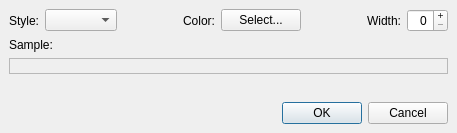
Above: profit/widgets/ui_peneditdialog.ui from hpsilva/profitpy before the change. Below: the same form after it.
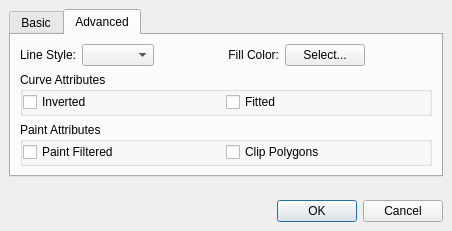
That is the form after the change. The open tabs and pages were chosen to show the change. Icons and pictures are not drawn.

Commit message: More updates to plot widget and pen dialog.

Diff of the .ui file:
```diff
--- a/profit/widgets/ui_peneditdialog.ui
+++ b/profit/widgets/ui_peneditdialog.ui
@@ -5,8 +5,8 @@
    <rect>
     <x>0</x>
     <y>0</y>
-    <width>457</width>
-    <height>133</height>
+    <width>452</width>
+    <height>231</height>
    </rect>
   </property>
   <property name="windowTitle" >
@@ -20,6 +20,25 @@
     <number>6</number>
    </property>
    <item>
+    <widget class="QTabWidget" name="tabs" >
+     <property name="currentIndex" >
+      <number>0</number>
+     </property>
+     <widget class="QWidget" name="basicTab" >
+      <attribute name="title" >
+       <string>Basic</string>
+      </attribute>
+      <attribute name="icon" >
+       <iconset resource="profit.qrc" >:/images/icons/colorize.png</iconset>
+      </attribute>
+      <layout class="QVBoxLayout" >
+       <property name="margin" >
+        <number>9</number>
+       </property>
+       <property name="spacing" >
+        <number>6</number>
+       </property>
+       <item>
     <layout class="QHBoxLayout" >
      <property name="margin" >
       <number>0</number>
@@ -28,9 +47,9 @@
       <number>6</number>
      </property>
      <item>
-      <widget class="QLabel" name="label" >
+          <widget class="QLabel" name="" >
        <property name="text" >
-        <string>Style:</string>
+            <string>Pen Style:</string>
        </property>
        <property name="alignment" >
         <set>Qt::AlignRight|Qt::AlignTrailing|Qt::AlignVCenter</set>
@@ -38,7 +57,7 @@
       </widget>
      </item>
      <item>
-      <widget class="QComboBox" name="styleCombo" />
+          <widget class="QComboBox" name="penStyle" />
      </item>
      <item>
       <spacer>
@@ -47,16 +66,16 @@
        </property>
        <property name="sizeHint" >
         <size>
-         <width>40</width>
+             <width>31</width>
          <height>20</height>
         </size>
        </property>
       </spacer>
      </item>
      <item>
-      <widget class="QLabel" name="label" >
+          <widget class="QLabel" name="" >
        <property name="text" >
-        <string>Color:</string>
+            <string>Pen Color:</string>
        </property>
        <property name="alignment" >
         <set>Qt::AlignRight|Qt::AlignTrailing|Qt::AlignVCenter</set>
@@ -64,7 +83,7 @@
       </widget>
      </item>
      <item>
-      <widget class="QPushButton" name="colorButton" >
+          <widget class="QPushButton" name="penColor" >
        <property name="text" >
         <string>Select...</string>
        </property>
@@ -77,16 +96,16 @@
        </property>
        <property name="sizeHint" >
         <size>
-         <width>40</width>
+             <width>21</width>
          <height>20</height>
         </size>
        </property>
       </spacer>
      </item>
      <item>
-      <widget class="QLabel" name="label" >
+          <widget class="QLabel" name="" >
        <property name="text" >
-        <string>Width:</string>
+            <string>Pen Width:</string>
        </property>
        <property name="alignment" >
         <set>Qt::AlignRight|Qt::AlignTrailing|Qt::AlignVCenter</set>
@@ -94,7 +113,7 @@
       </widget>
      </item>
      <item>
-      <widget class="QSpinBox" name="widthSpin" >
+          <widget class="QSpinBox" name="penWidth" >
        <property name="alignment" >
         <set>Qt::AlignRight</set>
        </property>
@@ -117,7 +136,7 @@
       <number>6</number>
      </property>
      <item>
-      <widget class="QLabel" name="label" >
+          <widget class="QLabel" name="" >
        <property name="sizePolicy" >
         <sizepolicy>
          <hsizetype>5</hsizetype>
@@ -132,15 +151,7 @@
       </widget>
      </item>
      <item>
-      <widget class="QLabel" name="sampleDisplay" >
-       <property name="sizePolicy" >
-        <sizepolicy>
-         <hsizetype>5</hsizetype>
-         <vsizetype>7</vsizetype>
-         <horstretch>0</horstretch>
-         <verstretch>0</verstretch>
-        </sizepolicy>
-       </property>
+          <widget class="QLabel" name="penSample" >
        <property name="frameShape" >
         <enum>QFrame::StyledPanel</enum>
        </property>
@@ -154,6 +165,164 @@
      </item>
     </layout>
    </item>
+      </layout>
+     </widget>
+     <widget class="QWidget" name="advanced" >
+      <attribute name="title" >
+       <string>Advanced</string>
+      </attribute>
+      <attribute name="icon" >
+       <iconset resource="profit.qrc" >:/images/icons/kchart.png</iconset>
+      </attribute>
+      <layout class="QVBoxLayout" >
+       <property name="margin" >
+        <number>9</number>
+       </property>
+       <property name="spacing" >
+        <number>6</number>
+       </property>
+       <item>
+        <layout class="QHBoxLayout" >
+         <property name="margin" >
+          <number>0</number>
+         </property>
+         <property name="spacing" >
+          <number>6</number>
+         </property>
+         <item>
+          <widget class="QLabel" name="" >
+           <property name="text" >
+            <string>Line Style:</string>
+           </property>
+           <property name="alignment" >
+            <set>Qt::AlignRight|Qt::AlignTrailing|Qt::AlignVCenter</set>
+           </property>
+          </widget>
+         </item>
+         <item>
+          <widget class="QComboBox" name="lineStyle" />
+         </item>
+         <item>
+          <spacer>
+           <property name="orientation" >
+            <enum>Qt::Horizontal</enum>
+           </property>
+           <property name="sizeHint" >
+            <size>
+             <width>31</width>
+             <height>20</height>
+            </size>
+           </property>
+          </spacer>
+         </item>
+         <item>
+          <widget class="QLabel" name="" >
+           <property name="text" >
+            <string>Fill Color:</string>
+           </property>
+           <property name="alignment" >
+            <set>Qt::AlignRight|Qt::AlignTrailing|Qt::AlignVCenter</set>
+           </property>
+          </widget>
+         </item>
+         <item>
+          <widget class="QPushButton" name="fillColor" >
+           <property name="text" >
+            <string>Select...</string>
+           </property>
+          </widget>
+         </item>
+         <item>
+          <spacer>
+           <property name="orientation" >
+            <enum>Qt::Horizontal</enum>
+           </property>
+           <property name="sizeHint" >
+            <size>
+             <width>31</width>
+             <height>20</height>
+            </size>
+           </property>
+          </spacer>
+         </item>
+        </layout>
+       </item>
+       <item>
+        <widget class="QGroupBox" name="" >
+         <property name="sizePolicy" >
+          <sizepolicy>
+           <hsizetype>7</hsizetype>
+           <vsizetype>5</vsizetype>
+           <horstretch>0</horstretch>
+           <verstretch>0</verstretch>
+          </sizepolicy>
+         </property>
+         <property name="title" >
+          <string>Curve Attributes</string>
+         </property>
+         <property name="flat" >
+          <bool>true</bool>
+         </property>
+         <layout class="QHBoxLayout" >
+          <property name="margin" >
+           <number>0</number>
+          </property>
+          <property name="spacing" >
+           <number>0</number>
+          </property>
+          <item>
+           <widget class="QCheckBox" name="curveAttributeInverted" >
+            <property name="text" >
+             <string>Inverted</string>
+            </property>
+           </widget>
+          </item>
+          <item>
+           <widget class="QCheckBox" name="curveAttributeFitted" >
+            <property name="text" >
+             <string>Fitted</string>
+            </property>
+           </widget>
+          </item>
+         </layout>
+        </widget>
+       </item>
+       <item>
+        <widget class="QGroupBox" name="" >
+         <property name="title" >
+          <string>Paint Attributes</string>
+         </property>
+         <property name="flat" >
+          <bool>true</bool>
+         </property>
+         <layout class="QHBoxLayout" >
+          <property name="margin" >
+           <number>0</number>
+          </property>
+          <property name="spacing" >
+           <number>0</number>
+          </property>
+          <item>
+           <widget class="QCheckBox" name="paintAttributeInverted" >
+            <property name="text" >
+             <string>Paint Filtered</string>
+            </property>
+           </widget>
+          </item>
+          <item>
+           <widget class="QCheckBox" name="paintAttributeClipPolygons" >
+            <property name="text" >
+             <string>Clip Polygons</string>
+            </property>
+           </widget>
+          </item>
+         </layout>
+        </widget>
+       </item>
+      </layout>
+     </widget>
+    </widget>
+   </item>
    <item>
     <spacer>
      <property name="orientation" >
```
Left out of the diff: 17 changed lines with no effect on the pictures. Lines whose indentation alone changed are shown as unchanged. The commit also changes 3 other files.
